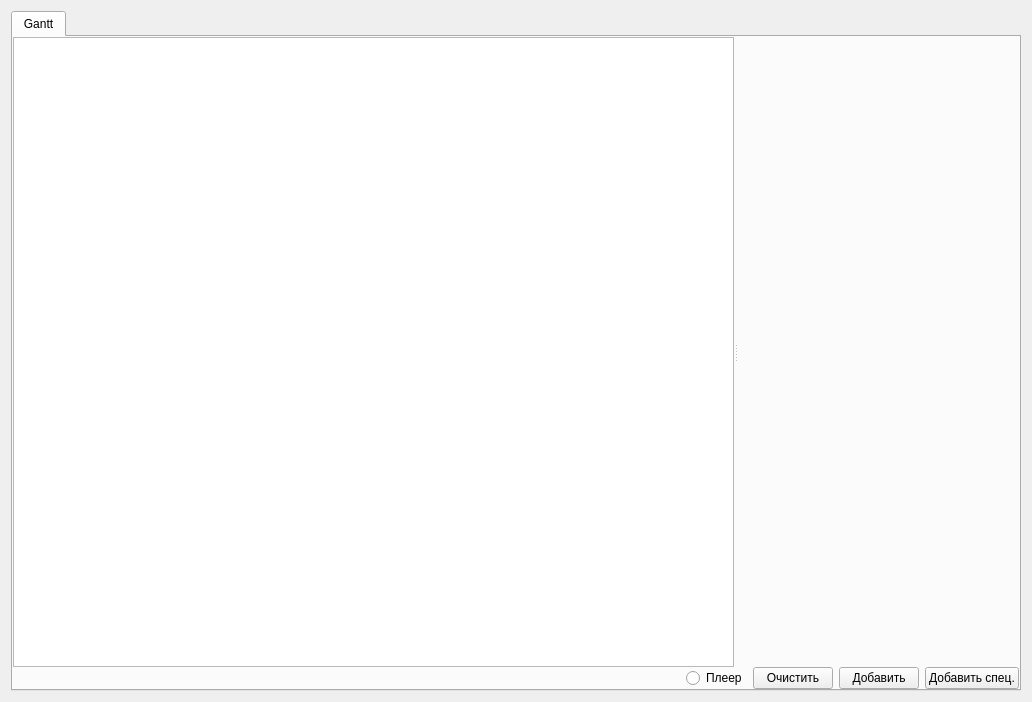
Above: gantt-full-demo/mainwindow.ui from AstyCo/SweetyPie before the change. Below: the same form after it.
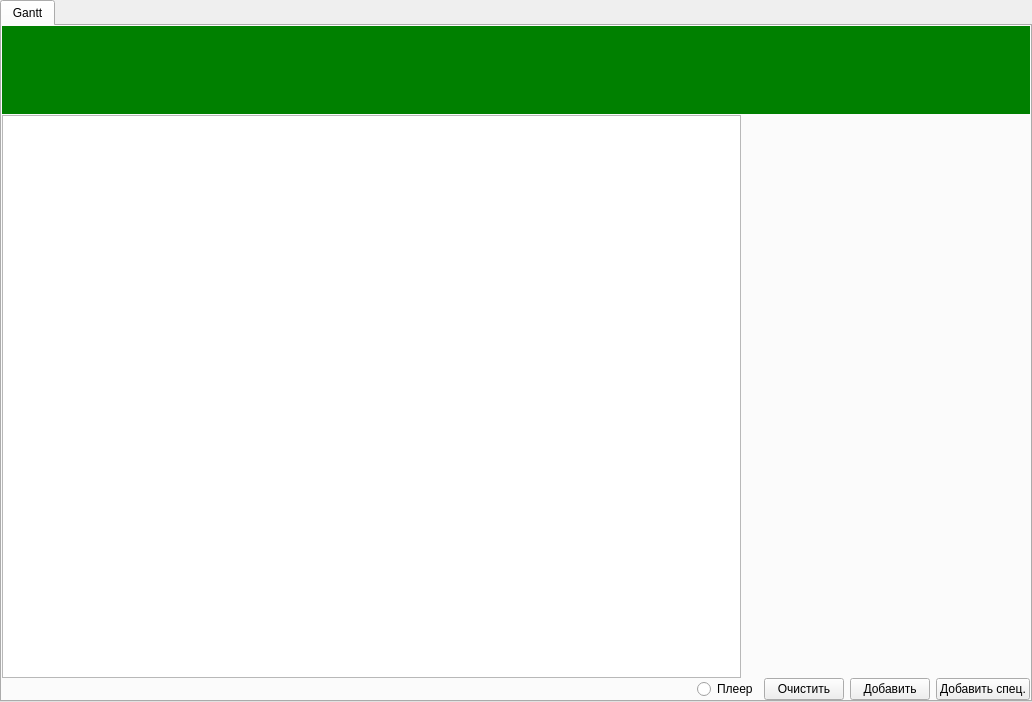
That is the form after the change. Custom widgets are drawn as their Qt base class.

The edit to the form file:
```diff
--- a/gantt-full-demo/mainwindow.ui
+++ b/gantt-full-demo/mainwindow.ui
@@ -15,6 +15,21 @@
   </property>
   <widget class="QWidget" name="centralWidget">
    <layout class="QGridLayout" name="gridLayout">
+    <property name="leftMargin">
+     <number>0</number>
+    </property>
+    <property name="topMargin">
+     <number>0</number>
+    </property>
+    <property name="rightMargin">
+     <number>0</number>
+    </property>
+    <property name="bottomMargin">
+     <number>0</number>
+    </property>
+    <property name="spacing">
+     <number>0</number>
+    </property>
     <item row="0" column="0">
      <widget class="QTabWidget" name="tabWidget_chartTimeXYWidget">
       <property name="currentIndex">
@@ -24,7 +39,7 @@
        <attribute name="title">
         <string>Gantt</string>
        </attribute>
-       <layout class="QVBoxLayout" name="verticalLayout" stretch="1,0">
+       <layout class="QVBoxLayout" name="verticalLayout">
         <property name="spacing">
          <number>0</number>
         </property>
@@ -41,10 +56,25 @@
          <number>0</number>
         </property>
         <item>
+         <widget class="QSplitter" name="splitter_2">
+          <property name="orientation">
+           <enum>Qt::Vertical</enum>
+          </property>
+          <property name="handleWidth">
+           <number>1</number>
+          </property>
+          <widget class="QWidget" name="widget" native="true">
+           <property name="styleSheet">
+            <string notr="true">background-color: green;</string>
+           </property>
+          </widget>
          <widget class="QSplitter" name="splitter">
           <property name="orientation">
            <enum>Qt::Horizontal</enum>
           </property>
+           <property name="handleWidth">
+            <number>1</number>
+           </property>
           <widget class="QTreeView" name="treeView"/>
           <widget class="GanttWidget" name="ganttWidget" native="true">
            <property name="sizePolicy">
@@ -53,6 +83,7 @@
              <verstretch>0</verstretch>
             </sizepolicy>
            </property>
+           </widget>
           </widget>
          </widget>
         </item>
```
Lines whose indentation alone changed are shown as unchanged.
